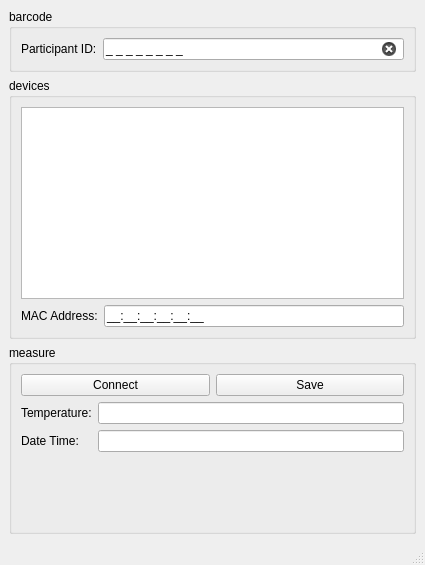
Above: src/prototype/LowEnergyThermometer/mainwindow.ui from inglis-dl/cypress before the change. Below: the same form after it.
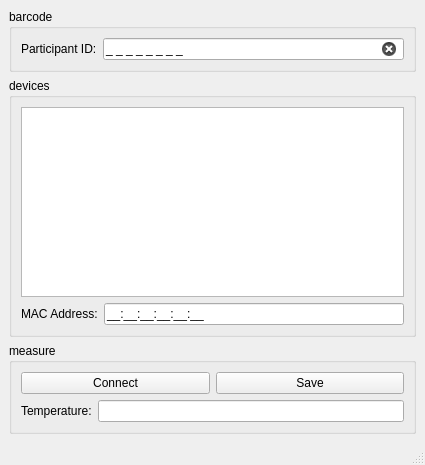
That is the form after the change.

Commit message: WIP: refactoring - refactor thermometer prototype to use MeasurementBase class,   use of QJsonDocument for writing data out

Patch:
```diff
--- a/src/prototype/LowEnergyThermometer/mainwindow.ui
+++ b/src/prototype/LowEnergyThermometer/mainwindow.ui
@@ -7,7 +7,7 @@
     <x>0</x>
     <y>0</y>
     <width>425</width>
-    <height>565</height>
+    <height>465</height>
    </rect>
   </property>
   <property name="windowTitle">
@@ -175,23 +175,6 @@
            </property>
           </widget>
          </item>
-         <item row="1" column="0">
-          <widget class="QLabel" name="dateTimeLabel">
-           <property name="text">
-            <string>Date Time:</string>
-           </property>
-           <property name="buddy">
-            <cstring>dateTimeLineEdit</cstring>
-           </property>
-          </widget>
-         </item>
-         <item row="1" column="1">
-          <widget class="QLineEdit" name="dateTimeLineEdit">
-           <property name="readOnly">
-            <bool>true</bool>
-           </property>
-          </widget>
-         </item>
         </layout>
        </item>
       </layout>
```
The commit also changes 20 other files.
